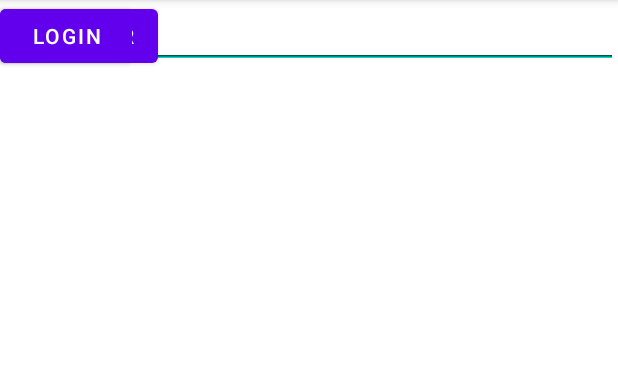
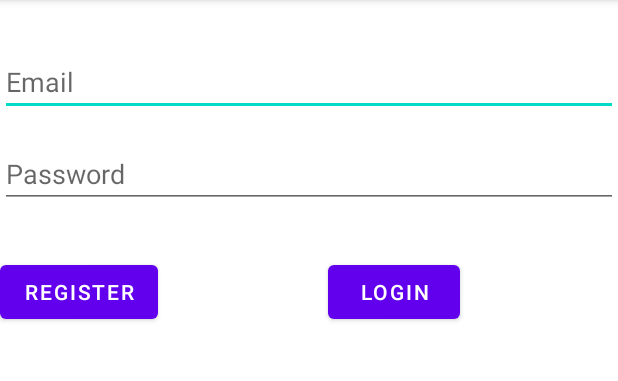
Before and after one commit to PabloPinGil/DI, an Android app: the screen it shows after launch (MainActivity), on a phone screen of 412 x 824 dp, the part 84-465 px from its top. Run offline under Robolectric (Android 15) with nearby library versions, the phone set to English and light mode, and no system bars; our stand-ins replace Firebase (no records; nobody signed in at launch, a user with empty details on screens opened directly).

Commit message:
elementos organizados en activity_main.xml

```diff
--- a/AppListaPeliculas/app/src/main/res/layout/activity_main.xml
+++ b/AppListaPeliculas/app/src/main/res/layout/activity_main.xml
@@ -1,31 +1,50 @@
 <?xml version="1.0" encoding="utf-8"?>
 <androidx.constraintlayout.widget.ConstraintLayout xmlns:android="http://schemas.android.com/apk/res/android"
+    xmlns:app="http://schemas.android.com/apk/res-auto"
     android:layout_width="match_parent"
     android:layout_height="match_parent">
 
     <EditText
         android:id="@+id/emailEditText"
-        android:layout_width="match_parent"
+        android:layout_width="0dp"
         android:layout_height="wrap_content"
-        android:hint="Email" />
+        android:hint="Email"
+        app:layout_constraintTop_toTopOf="parent"
+        app:layout_constraintStart_toStartOf="parent"
+        app:layout_constraintEnd_toEndOf="parent"
+        android:layout_marginTop="32dp" />
 
     <EditText
         android:id="@+id/passwordEditText"
-        android:layout_width="match_parent"
+        android:layout_width="0dp"
         android:layout_height="wrap_content"
         android:hint="Password"
-        android:inputType="textPassword" />
+        android:inputType="textPassword"
+        app:layout_constraintTop_toBottomOf="@id/emailEditText"
+        app:layout_constraintStart_toStartOf="parent"
+        app:layout_constraintEnd_toEndOf="parent"
+        android:layout_marginTop="16dp" />
 
     <Button
         android:id="@+id/registerButton"
         android:layout_width="wrap_content"
         android:layout_height="wrap_content"
-        android:text="Register" />
+        android:text="Register"
+        app:layout_constraintTop_toBottomOf="@id/passwordEditText"
+        app:layout_constraintStart_toStartOf="parent"
+        android:layout_marginTop="32dp"
+        android:layout_marginEnd="8dp" />
 
     <Button
         android:id="@+id/loginButton"
         android:layout_width="wrap_content"
         android:layout_height="wrap_content"
-        android:text="Login" />
+        android:text="Login"
+        app:layout_constraintTop_toBottomOf="@id/passwordEditText"
+        app:layout_constraintStart_toEndOf="@id/registerButton"
+        app:layout_constraintEnd_toEndOf="parent"
+        android:layout_marginTop="32dp"
+        android:layout_marginStart="8dp" />
+
 
 </androidx.constraintlayout.widget.ConstraintLayout>
```
